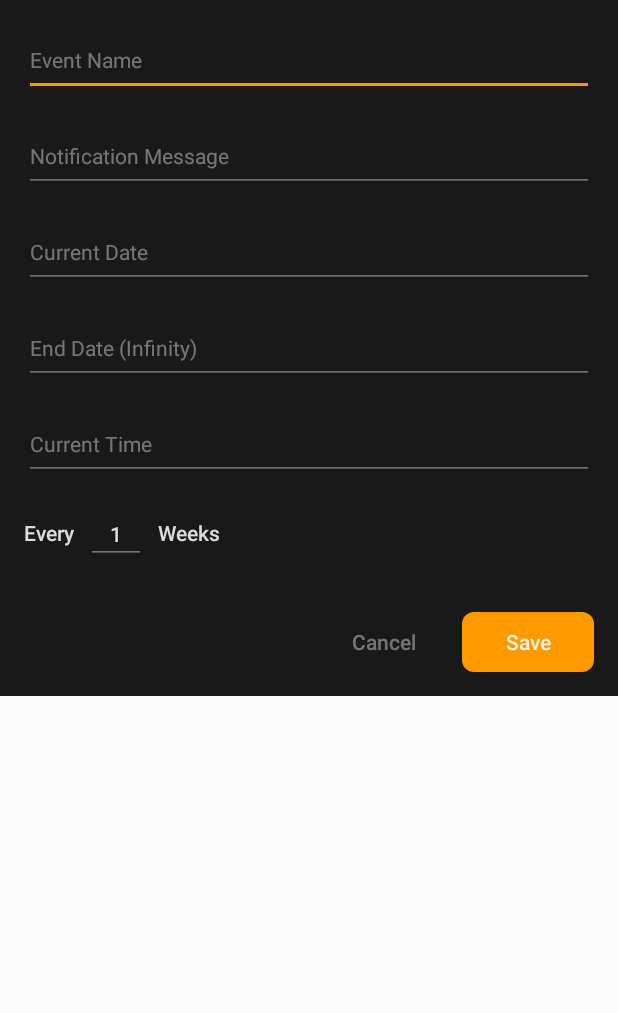
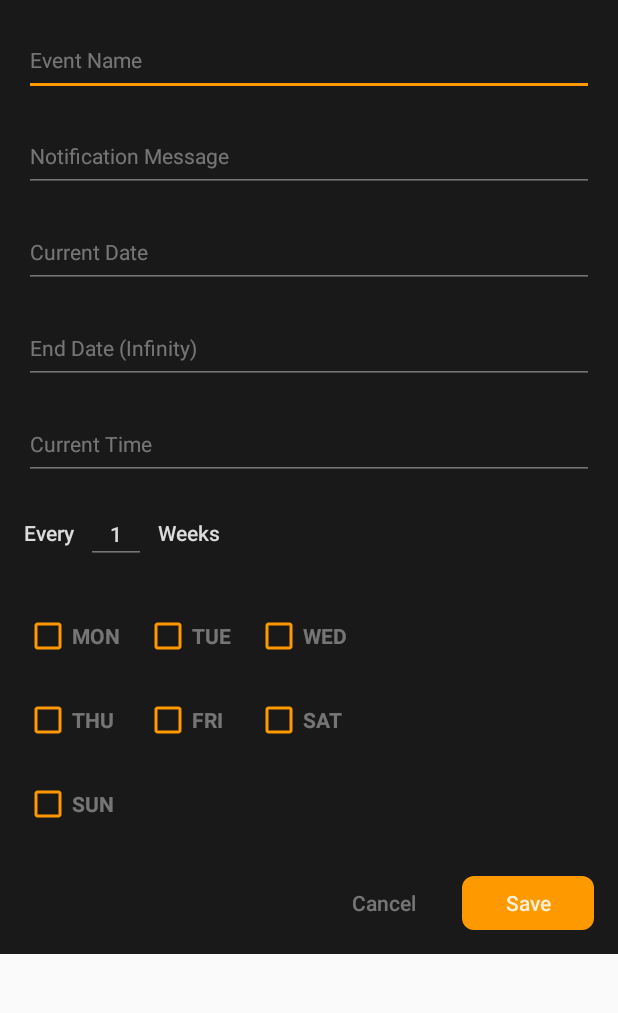
Before and after one commit to bedii97/Routine, an Android app: the layout add_weekly_reminder.xml on its own in the app's theme, with its tools: preview values and no code run, on a phone screen of 412 x 824 dp, the part 67-1080 px from its top. Run offline under Robolectric (Android 15) with nearby library versions, the phone set to English and light mode, and no system bars.

Commit message:
Days CheckBox added to Weekly Reminder

```diff
--- a/app/src/main/res/layout/add_reminder_common_buttons.xml
+++ b/app/src/main/res/layout/add_reminder_common_buttons.xml
@@ -9,7 +9,7 @@
     <Button
         android:id="@+id/add_reminder_common_buttons_save_btn"
         android:layout_width="wrap_content"
-        android:layout_height="40dp"
+        android:layout_height="36dp"
         android:layout_marginTop="16dp"
         android:layout_marginEnd="16dp"
         android:layout_marginBottom="16dp"
@@ -25,7 +25,7 @@
     <Button
         android:id="@+id/add_reminder_common_buttons_cancel_btn"
         android:layout_width="wrap_content"
-        android:layout_height="40dp"
+        android:layout_height="36dp"
         android:layout_marginEnd="8dp"
         android:background="@android:color/transparent"
         android:stateListAnimator="@null"
--- a/app/src/main/res/layout/add_weekly_reminder.xml
+++ b/app/src/main/res/layout/add_weekly_reminder.xml
@@ -81,6 +81,97 @@
 
         </androidx.constraintlayout.widget.ConstraintLayout>
 
+        <TableLayout
+            android:id="@+id/add_weekly_reminder_table_layout"
+            android:layout_width="wrap_content"
+            android:layout_height="wrap_content"
+            android:layout_marginTop="8dp"
+            android:layout_marginStart="16dp"
+            android:layout_marginEnd="16dp"
+            android:layout_marginBottom="8dp">
+
+            <TableRow
+                android:layout_width="wrap_content"
+                android:layout_height="wrap_content">
+
+                <CheckBox
+                    android:layout_width="wrap_content"
+                    android:layout_height="48dp"
+                    android:buttonTint="@color/checkBoxButtonTint"
+                    android:text="@string/weekly_reminder_day_buttons_monday"
+                    android:textColor="?attr/thirdTextColor"
+                    android:textStyle="bold"/>
+
+                <CheckBox
+                    android:layout_width="wrap_content"
+                    android:layout_height="48dp"
+                    android:layout_marginStart="16dp"
+                    android:buttonTint="@color/checkBoxButtonTint"
+                    android:text="@string/weekly_reminder_day_buttons_tuesday"
+                    android:textColor="?attr/thirdTextColor"
+                    android:textStyle="bold"/>
+
+                <CheckBox
+                    android:layout_width="wrap_content"
+                    android:layout_height="48dp"
+                    android:layout_marginStart="16dp"
+                    android:buttonTint="@color/checkBoxButtonTint"
+                    android:text="@string/weekly_reminder_day_buttons_wednesday"
+                    android:textColor="?attr/thirdTextColor"
+                    android:textStyle="bold"/>
+
+            </TableRow>
+
+            <TableRow
+                android:layout_width="wrap_content"
+                android:layout_height="wrap_content"
+                android:layout_marginTop="8dp">
+
+                <CheckBox
+                    android:layout_width="wrap_content"
+                    android:layout_height="48dp"
+                    android:buttonTint="@color/checkBoxButtonTint"
+                    android:text="@string/weekly_reminder_day_buttons_thursday"
+                    android:textColor="?attr/thirdTextColor"
+                    android:textStyle="bold"/>
+
+                <CheckBox
+                    android:layout_width="wrap_content"
+                    android:layout_height="48dp"
+                    android:layout_marginStart="16dp"
+                    android:buttonTint="@color/checkBoxButtonTint"
+                    android:text="@string/weekly_reminder_day_buttons_friday"
+                    android:textColor="?attr/thirdTextColor"
+                    android:textStyle="bold"/>
+
+                <CheckBox
+                    android:layout_width="wrap_content"
+                    android:layout_height="48dp"
+                    android:layout_marginStart="16dp"
+                    android:buttonTint="@color/checkBoxButtonTint"
+                    android:text="@string/weekly_reminder_day_buttons_saturday"
+                    android:textColor="?attr/thirdTextColor"
+                    android:textStyle="bold"/>
+
+            </TableRow>
+
+            <TableRow
+                android:layout_width="wrap_content"
+                android:layout_height="wrap_content"
+                android:layout_marginTop="8dp">
+
+                <CheckBox
+                    android:layout_width="wrap_content"
+                    android:layout_height="48dp"
+                    android:buttonTint="@color/checkBoxButtonTint"
+                    android:text="@string/weekly_reminder_day_buttons_sunday"
+                    android:textColor="?attr/thirdTextColor"
+                    android:textStyle="bold"/>
+
+            </TableRow>
+
+        </TableLayout>
+
         <include
             android:id="@+id/add_weekly_reminder_common_buttons_include"
             layout="@layout/add_reminder_common_buttons" />
--- a/app/src/main/res/values/colors.xml
+++ b/app/src/main/res/values/colors.xml
@@ -11,6 +11,8 @@
     <!--FAB Icons Colors-->
     <color name="fabIconMainColor">#FFFFFF</color>
     <color name="fabIconSideColor">#66FFFFFF</color>
+
+    <color name="checkBoxButtonTint">#FF9900</color>
 
 
 
@@ -111,5 +113,4 @@
 
     <color name="calendarAndClockColorDark">@color/mainColorDark</color>
 
-
 </resources>
--- a/app/src/main/res/values/strings.xml
+++ b/app/src/main/res/values/strings.xml
@@ -39,4 +39,12 @@
     <string name="time_prefix">Time: </string>
     <string name="date_prefix">Date: </string>
 
+    <string name="weekly_reminder_day_buttons_monday">MON</string>
+    <string name="weekly_reminder_day_buttons_tuesday">TUE</string>
+    <string name="weekly_reminder_day_buttons_wednesday">WED</string>
+    <string name="weekly_reminder_day_buttons_thursday">THU</string>
+    <string name="weekly_reminder_day_buttons_friday">FRI</string>
+    <string name="weekly_reminder_day_buttons_saturday">SAT</string>
+    <string name="weekly_reminder_day_buttons_sunday">SUN</string>
+
 </resources>
```
Also changed, not shown: 1 other file.
